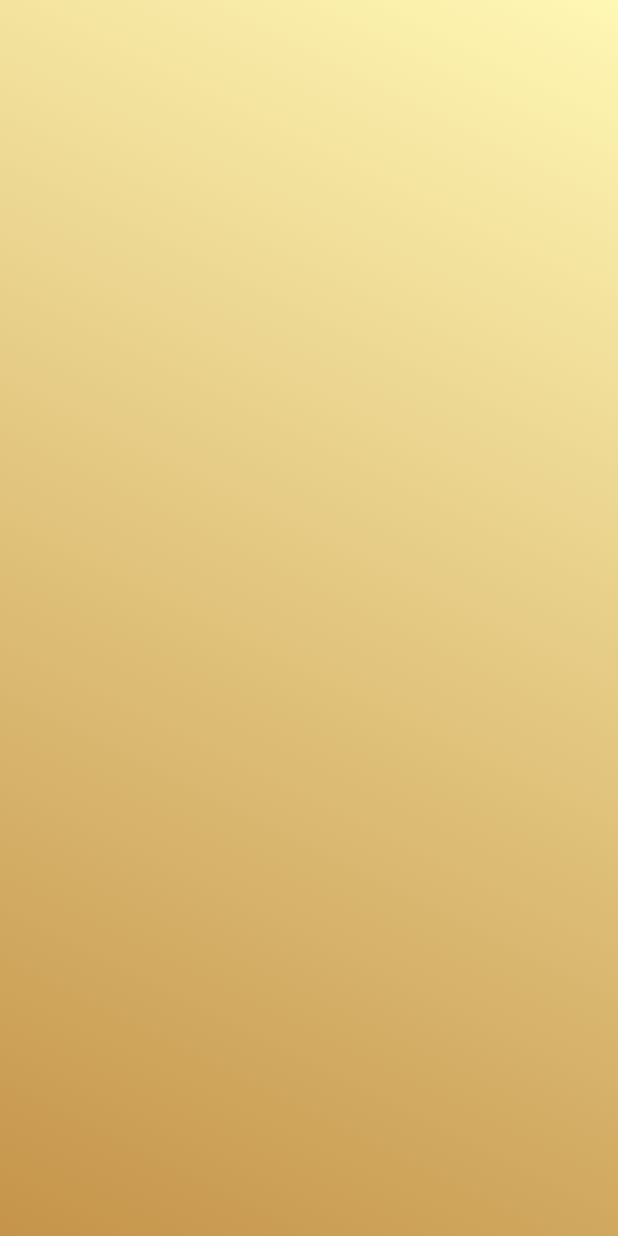
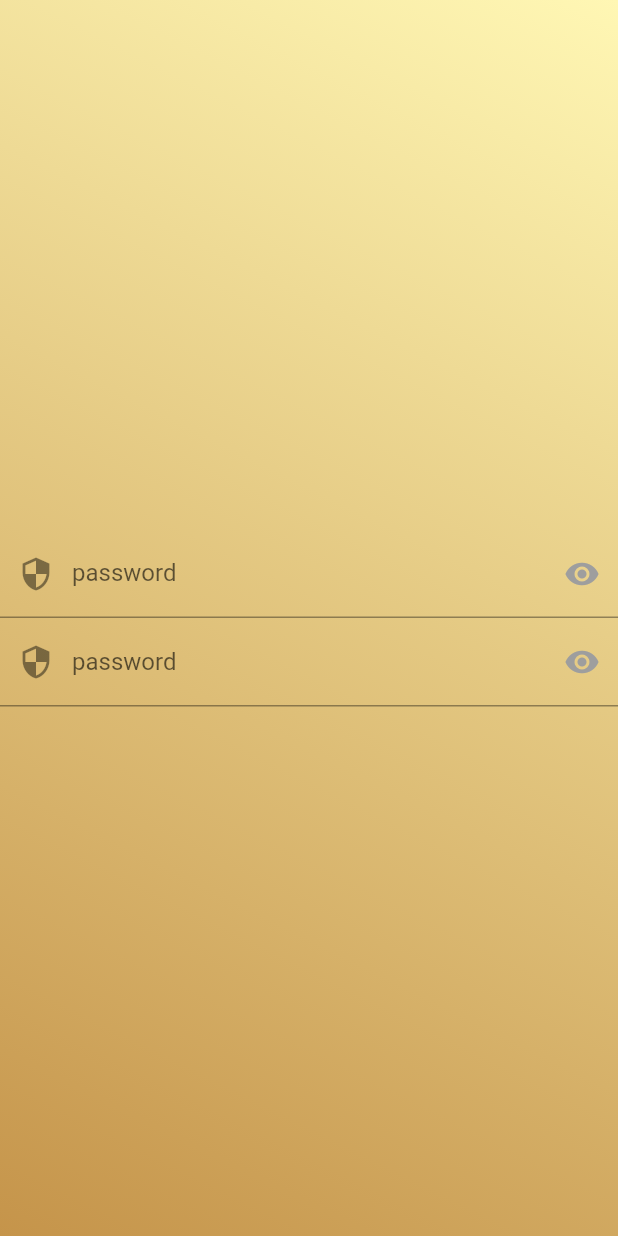
Before and after one commit to elMerra/eventually, a Flutter app: the screen it shows after launch, on a phone screen of 412 x 824 dp. Run offline on Flutter 3.47's test engine with Material 2 defaults, Android fonts, the phone set to English and light mode, and no system bars.

Commit message:
First Version LoginScreen

```diff
--- a/lib/screens/loginscreen.dart
+++ b/lib/screens/loginscreen.dart
@@ -1,21 +1,71 @@
 import 'package:flutter/material.dart';
 
-class LoginScreen extends StatelessWidget {
+class LoginScreen extends StatefulWidget {
   const LoginScreen({Key? key}) : super(key: key);
 
   @override
+  State<LoginScreen> createState() => _LoginScreenState();
+}
+
+class _LoginScreenState extends State<LoginScreen> {
+  bool _showPassword = false;
+  // ignore: annotate_overrides
   Widget build(BuildContext context) {
     return Scaffold(
       body: Container(
         decoration: const BoxDecoration(
-            gradient: LinearGradient(
-                begin: Alignment.bottomLeft,
-                end: Alignment.topRight,
-                colors: [
+          gradient: LinearGradient(
+            begin: Alignment.bottomLeft,
+            end: Alignment.topRight,
+            colors: [
               Color.fromARGB(255, 197, 148, 74),
               Color.fromARGB(255, 255, 247, 180)
-            ])),
-        child: Container(),
+            ],
+          ),
+        ),
+        // ignore: avoid_unnecessary_containers
+        child: Container(
+          child: Column(
+            mainAxisAlignment: MainAxisAlignment.center,
+            crossAxisAlignment: CrossAxisAlignment.center,
+            children: [
+              TextField(
+                // ignore: unnecessary_this
+                obscureText: !this._showPassword,
+                decoration: InputDecoration(
+                  labelText: 'password',
+                  prefixIcon: const Icon(Icons.security),
+                  suffixIcon: IconButton(
+                    icon: Icon(
+                      Icons.remove_red_eye,
+                      color: this._showPassword ? Colors.blue : Colors.grey,
+                    ),
+                    onPressed: () {
+                      setState(() => this._showPassword = !this._showPassword);
+                    },
+                  ),
+                ),
+              ),
+              TextField(
+                // ignore: unnecessary_this
+                obscureText: !this._showPassword,
+                decoration: InputDecoration(
+                  labelText: 'password',
+                  prefixIcon: const Icon(Icons.security),
+                  suffixIcon: IconButton(
+                    icon: Icon(
+                      Icons.remove_red_eye,
+                      color: this._showPassword ? Colors.blue : Colors.grey,
+                    ),
+                    onPressed: () {
+                      setState(() => this._showPassword = !this._showPassword);
+                    },
+                  ),
+                ),
+              )
+            ],
+          ),
+        ),
       ),
     );
   }
```
